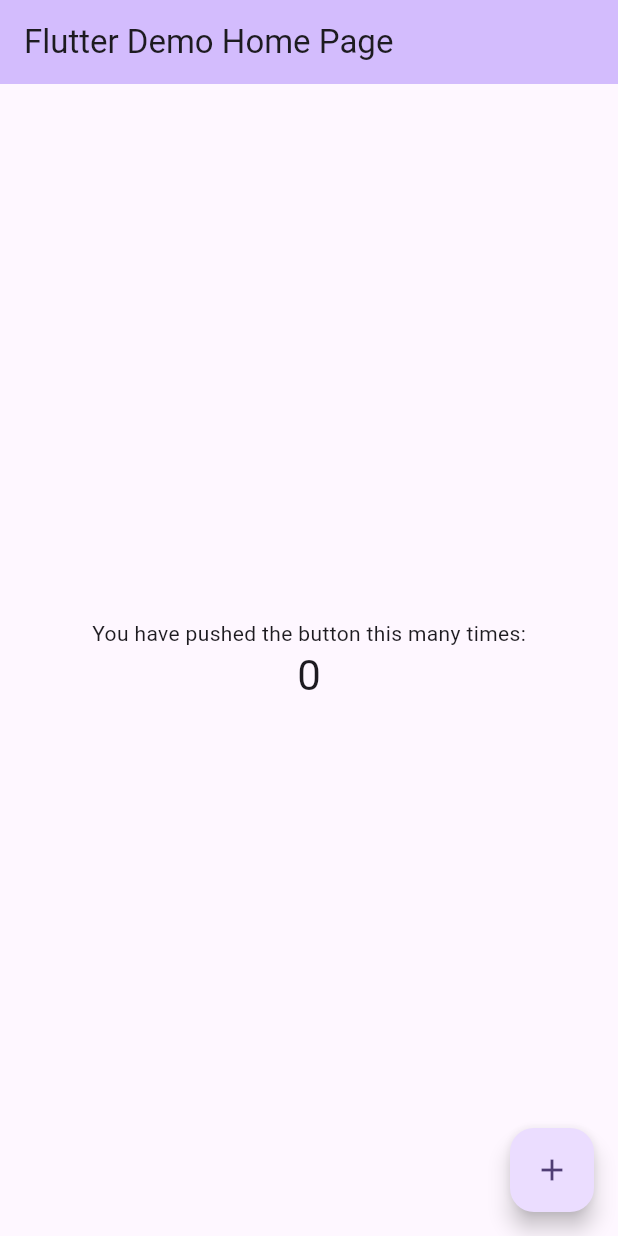
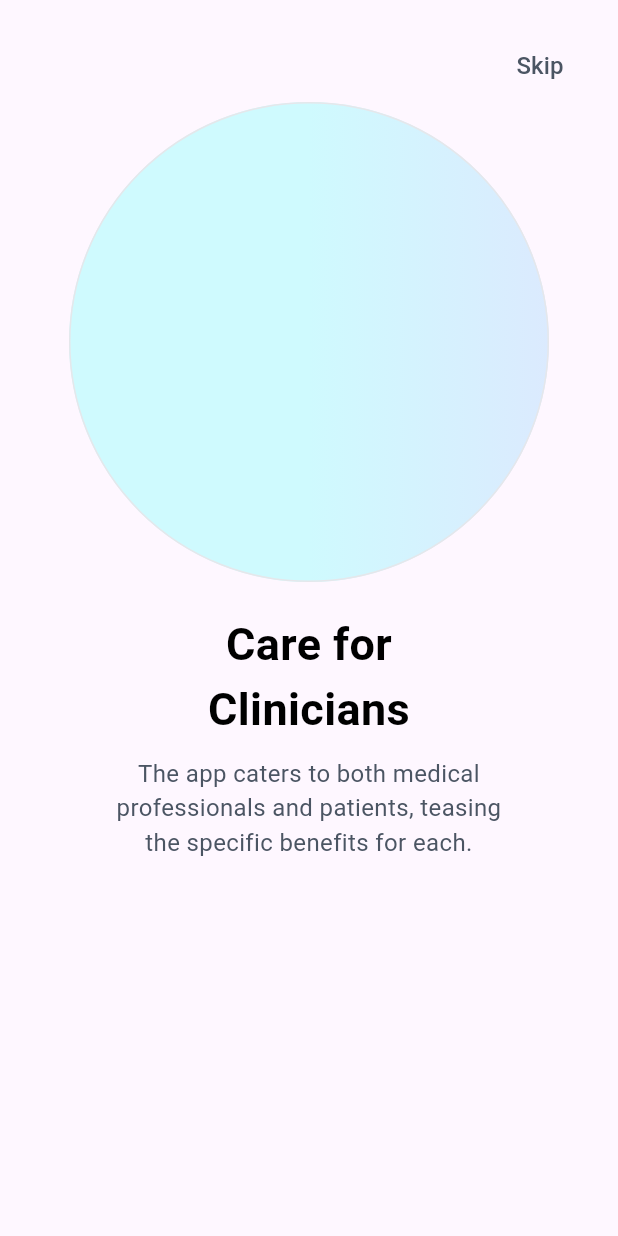
Before and after one commit to Polymath000/InsightMed, a Flutter app: the screen it shows after launch, on a phone screen of 412 x 824 dp. Run offline on Flutter 3.47's test engine with Material 3 defaults, Android fonts, the phone set to English and light mode, and no system bars.

Commit message:
start in onboarding view

```diff
--- /dev/null
+++ b/lib/core/errors/exceptions.dart
@@ -0,0 +1,10 @@
+class CustomException implements Exception {
+  final String message;
+
+  CustomException({required this.message});
+
+  @override
+  String toString() {
+    return 'CustomException: $message';
+  }
+}
--- /dev/null
+++ b/lib/core/errors/failures.dart
@@ -0,0 +1,13 @@
+abstract class Failure {
+  final String message;
+
+  Failure(this.message);
+
+  @override
+  String toString() => 'Failure: $message';
+}
+
+class ServerFailure extends Failure {
+  ServerFailure(super.message);
+
+}
--- /dev/null
+++ b/lib/core/helper_functions/on_generate_routes.dart
@@ -0,0 +1,18 @@
+import 'package:flutter/material.dart';
+import 'package:insight_med/features/onboarding/presentation/views/onboarding_view.dart';
+
+Route<dynamic> onGenerateRoute(RouteSettings settings) {
+  switch (settings.name) {
+    case OnboardingView.routeName:
+      return MaterialPageRoute(
+        builder: (context) =>  OnboardingView(),
+      );
+
+    default:
+      return MaterialPageRoute(
+        builder: (context) => const Scaffold(
+          body: Center(child: Text('Page not found')),
+        ),
+      );
+  }
+}
--- /dev/null
+++ b/lib/core/utls/app_color.dart
@@ -0,0 +1,9 @@
+class AppColors{
+  static const primary = 0xff4F46E5;
+  static const secondary = 0xFF0284C7;
+  static const cyan = 0xFF14B8A6;
+  static const error = 0xFFB00020;
+  static const darkGray = 0xff334155;
+  static const lightGray = 0xff4B5563;
+  static const black = 0xff000000;
+}
--- /dev/null
+++ b/lib/core/utls/app_images.dart
@@ -0,0 +1,16 @@
+// ignore_for_file: prefer_single_quotes
+class Assets {
+  Assets._();
+
+  /// Assets for assetsImagesOnboarding1
+  /// assets/images/onboarding1.png
+  static const String assetsImagesOnboarding1 = "assets/images/onboarding1.png";
+
+  /// Assets for assetsImagesOnboarding2
+  /// assets/images/onboarding2.png
+  static const String assetsImagesOnboarding2 = "assets/images/onboarding2.png";
+
+  /// Assets for assetsImagesOnboarding3
+  /// assets/images/onboarding3.png
+  static const String assetsImagesOnboarding3 = "assets/images/onboarding3.png";
+}
--- /dev/null
+++ b/lib/features/onboarding/presentation/views/onboarding_view.dart
@@ -0,0 +1,71 @@
+import 'package:flutter/material.dart';
+import 'package:insight_med/core/utls/app_color.dart';
+import 'package:insight_med/features/onboarding/presentation/views/widgets/onboarding_avatar_image.dart';
+
+class OnboardingView extends StatelessWidget {
+  const OnboardingView({super.key});
+ static const routeName = 'onboarding';
+  @override
+  Widget build(BuildContext context) {
+    return Scaffold(
+      body: SafeArea(
+        child: SingleChildScrollView(
+          child: Padding(
+            padding: const EdgeInsets.all(20.0),
+            child: Stack(
+              children: [
+                Align(
+                  alignment: Alignment.center,
+                  child: Column(
+                    children: [
+                      Align(
+                        alignment: Alignment.topRight,
+                        child: TextButton(
+                          onPressed: (){
+
+                          },
+                           child: Text(
+                            'Skip',
+                            style: TextStyle(
+                              fontSize: 16,
+                              color: Color(AppColors.lightGray),
+                            ),
+                           )),
+                      ),
+                      OnboardingAvatarImage(),
+                      const SizedBox(height: 20),
+                      Padding(
+                        padding: const EdgeInsets.symmetric(horizontal: 60.0),
+                        child: Text('Care for Clinicians',
+                          textAlign: TextAlign.center,
+                          style: TextStyle(
+                            fontSize: 30,
+                            color: Color(AppColors.black),
+                            fontWeight: FontWeight.bold,
+                          ),),
+                      ),
+                      const SizedBox(height: 10),
+                      Padding(
+                        padding: const EdgeInsets.symmetric(horizontal:  45.0),
+                        child: Text(
+                          'The app caters to both medical professionals and patients, teasing the specific benefits for each.',
+                          textAlign: TextAlign.center,
+                          style: TextStyle(
+
+                            fontSize: 16,
+                            color: Color(AppColors.lightGray),
+                          ),
+                        ),
+                      )
+
+                    ],
+                  ),
+                ),
+              ],
+            ),
+          ),
+        ),
+      ),
+    );
+  }
+}
--- /dev/null
+++ b/lib/features/onboarding/presentation/views/widgets/onboarding_avatar_image.dart
@@ -0,0 +1,26 @@
+import 'package:flutter/material.dart';
+
+class OnboardingAvatarImage extends StatelessWidget {
+  const OnboardingAvatarImage({
+    super.key,
+  });
+
+  @override
+  Widget build(BuildContext context) {
+    return Container(
+      width: 320,
+      height: 320,
+      decoration: ShapeDecoration(
+        gradient: LinearGradient(
+          begin: Alignment(0.00, 0.50),
+          end: Alignment(1.00, 0.50),
+          colors: [const Color(0xFFCFFAFE), const Color(0xFFDBEAFE)],
+        ),
+        shape: RoundedRectangleBorder(
+          side: BorderSide(color: const Color(0xFFE5E7EB)),
+          borderRadius: BorderRadius.circular(9999),
+        ),
+      ),
+    );
+  }
+}
--- a/lib/main.dart
+++ b/lib/main.dart
@@ -1,122 +1,6 @@
 import 'package:flutter/material.dart';
+import 'package:insight_med/main_app.dart';
 
 void main() {
-  runApp(const MyApp());
+  runApp(const InsightMed());
 }
-
-class MyApp extends StatelessWidget {
-  const MyApp({super.key});
-
-  // This widget is the root of your application.
-  @override
-  Widget build(BuildContext context) {
-    return MaterialApp(
-      title: 'Flutter Demo',
-      theme: ThemeData(
-        // This is the theme of your application.
-        //
-        // TRY THIS: Try running your application with "flutter run". You'll see
-        // the application has a purple toolbar. Then, without quitting the app,
-        // try changing the seedColor in the colorScheme below to Colors.green
-        // and then invoke "hot reload" (save your changes or press the "hot
-        // reload" button in a Flutter-supported IDE, or press "r" if you used
-        // the command line to start the app).
-        //
-        // Notice that the counter didn't reset back to zero; the application
-        // state is not lost during the reload. To reset the state, use hot
-        // restart instead.
-        //
-        // This works for code too, not just values: Most code changes can be
-        // tested with just a hot reload.
-        colorScheme: ColorScheme.fromSeed(seedColor: Colors.deepPurple),
-      ),
-      home: const MyHomePage(title: 'Flutter Demo Home Page'),
-    );
-  }
-}
-
-class MyHomePage extends StatefulWidget {
-  const MyHomePage({super.key, required this.title});
-
-  // This widget is the home page of your application. It is stateful, meaning
-  // that it has a State object (defined below) that contains fields that affect
-  // how it looks.
-
-  // This class is the configuration for the state. It holds the values (in this
-  // case the title) provided by the parent (in this case the App widget) and
-  // used by the build method of the State. Fields in a Widget subclass are
-  // always marked "final".
-
-  final String title;
-
-  @override
-  State<MyHomePage> createState() => _MyHomePageState();
-}
-
-class _MyHomePageState extends State<MyHomePage> {
-  int _counter = 0;
-
-  void _incrementCounter() {
-    setState(() {
-      // This call to setState tells the Flutter framework that something has
-      // changed in this State, which causes it to rerun the build method below
-      // so that the display can reflect the updated values. If we changed
-      // _counter without calling setState(), then the build method would not be
-      // called again, and so nothing would appear to happen.
-      _counter++;
-    });
-  }
-
-  @override
-  Widget build(BuildContext context) {
-    // This method is rerun every time setState is called, for instance as done
-    // by the _incrementCounter method above.
-    //
-    // The Flutter framework has been optimized to make rerunning build methods
-    // fast, so that you can just rebuild anything that needs updating rather
-    // than having to individually change instances of widgets.
-    return Scaffold(
-      appBar: AppBar(
-        // TRY THIS: Try changing the color here to a specific color (to
-        // Colors.amber, perhaps?) and trigger a hot reload to see the AppBar
-        // change color while the other colors stay the same.
-        backgroundColor: Theme.of(context).colorScheme.inversePrimary,
-        // Here we take the value from the MyHomePage object that was created by
-        // the App.build method, and use it to set our appbar title.
-        title: Text(widget.title),
-      ),
-      body: Center(
-        // Center is a layout widget. It takes a single child and positions it
-        // in the middle of the parent.
-        child: Column(
-          // Column is also a layout widget. It takes a list of children and
-          // arranges them vertically. By default, it sizes itself to fit its
-          // children horizontally, and tries to be as tall as its parent.
-          //
-          // Column has various properties to control how it sizes itself and
-          // how it positions its children. Here we use mainAxisAlignment to
-          // center the children vertically; the main axis here is the vertical
-          // axis because Columns are vertical (the cross axis would be
-          // horizontal).
-          //
-          // TRY THIS: Invoke "debug painting" (choose the "Toggle Debug Paint"
-          // action in the IDE, or press "p" in the console), to see the
-          // wireframe for each widget.
-          mainAxisAlignment: MainAxisAlignment.center,
-          children: <Widget>[
-            const Text('You have pushed the button this many times:'),
-            Text(
-              '$_counter',
-              style: Theme.of(context).textTheme.headlineMedium,
-            ),
-          ],
-        ),
-      ),
-      floatingActionButton: FloatingActionButton(
-        onPressed: _incrementCounter,
-        tooltip: 'Increment',
-        child: const Icon(Icons.add),
-      ), // This trailing comma makes auto-formatting nicer for build methods.
-    );
-  }
-}
--- /dev/null
+++ b/lib/main_app.dart
@@ -0,0 +1,16 @@
+import 'package:flutter/material.dart';
+import 'package:insight_med/core/helper_functions/on_generate_routes.dart';
+import 'package:insight_med/features/onboarding/presentation/views/onboarding_view.dart';
+
+class InsightMed extends StatelessWidget {
+  const InsightMed({super.key});
+
+  @override
+  Widget build(BuildContext context) {
+    return MaterialApp(
+      onGenerateRoute: (settings) => onGenerateRoute(settings),
+      initialRoute: OnboardingView.routeName,
+      debugShowCheckedModeBanner: false,
+    );
+  }
+}
--- a/pubspec.yaml
+++ b/pubspec.yaml
@@ -50,6 +50,11 @@ dev_dependencies:
 # following page: https://dart.dev/tools/pub/pubspec
 
 # The following section is specific to Flutter packages.
+flutter_assets:
+  assets_path: assets/images
+  output_path: lib/core/utls/
+  filename: app_images.dart
+
 flutter:
 
   # The following line ensures that the Material Icons font is
```
Also changed, not shown: assets/images/onboarding1.png (added), assets/images/onboarding2.png (added), assets/images/onboarding3.png (added), lib/core/utls/constants.dart (added), lib/features/Auth/presentation/views/login_view.dart (added), 2 other files.
